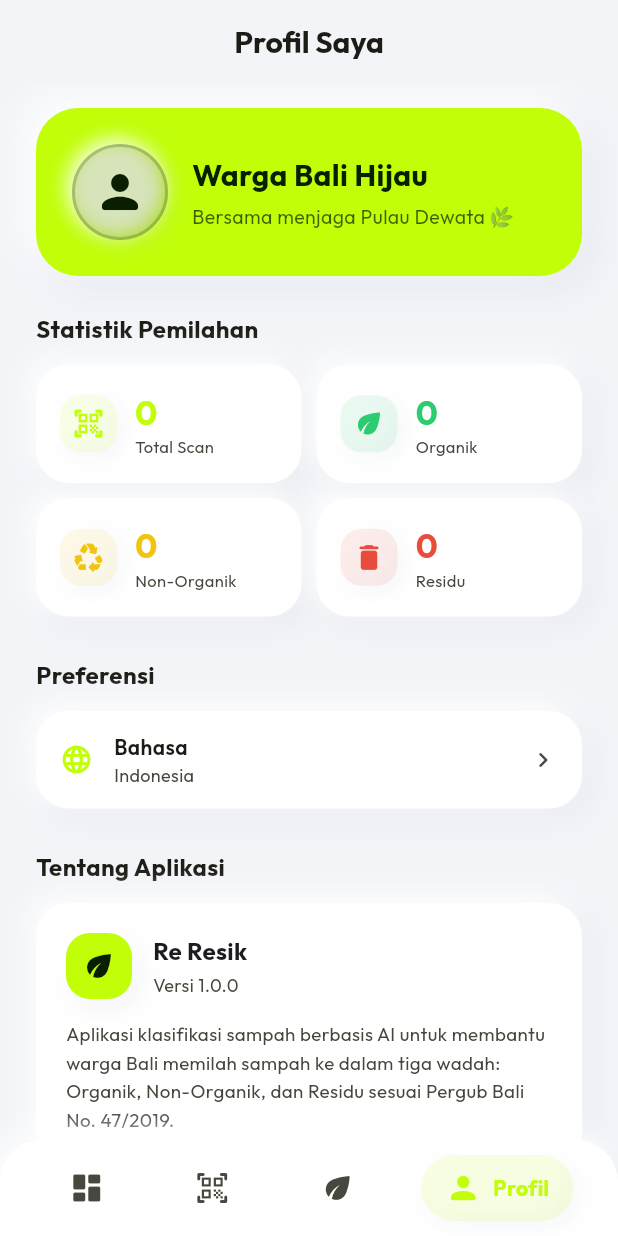
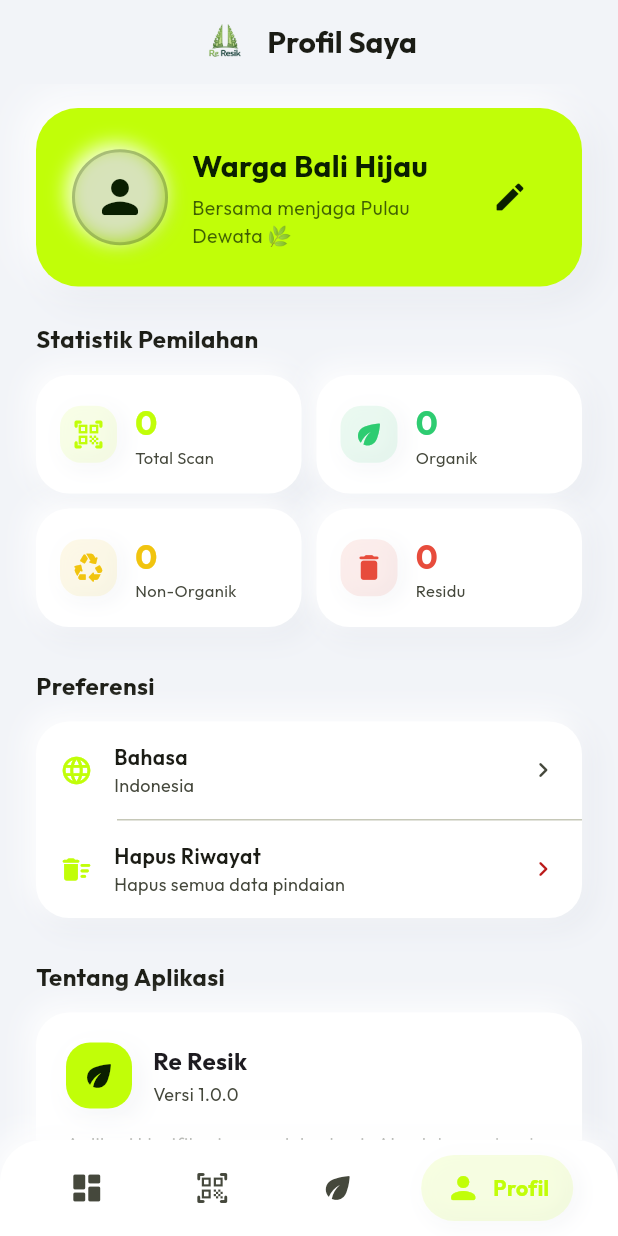
Before and after one commit to Maniak-Jeemka/garbage-classifier-app, a Flutter app: the screen it shows after launch, item 4 of the bottom bar chosen, on a phone screen of 412 x 824 dp. Run offline on Flutter 3.47's test engine with Material 3 defaults, Android fonts, the phone set to English and light mode, and no system bars; our stand-ins replace flutter_dotenv, flutter_riverpod, google_fonts, google_generative_ai, image_picker, riverpod_annotation; generated files the repository leaves out were written again.

Commit message:
feat: implement core app UI components including navigation screens and custom app bar

```diff
--- a/lib/presentation/profile/profile_screen.dart
+++ b/lib/presentation/profile/profile_screen.dart
@@ -4,6 +4,7 @@ import 'package:google_fonts/google_fonts.dart';
 import '../../providers/history_provider.dart';
 import '../theme/app_theme.dart';
 import '../theme/clay_decoration.dart';
+import '../theme/custom_app_bar.dart';
 
 /// Displays user profile information, scan statistics,
 /// and app preferences.
@@ -16,15 +17,7 @@ class ProfileScreen extends ConsumerWidget {
     final theme = Theme.of(context);
 
     return Scaffold(
-      appBar: AppBar(
-        title: Text(
-          'Profil Saya',
-          style: GoogleFonts.outfit(
-            fontWeight: FontWeight.bold,
-            color: theme.colorScheme.onSurface,
-          ),
-        ),
-      ),
+      appBar: const CustomAppBar(title: 'Profil Saya'),
       body: SafeArea(
         child: SingleChildScrollView(
           padding: const EdgeInsets.symmetric(
@@ -122,6 +115,14 @@ class _ProfileHeader extends StatelessWidget {
                 ),
               ],
             ),
+          ),
+          IconButton(
+            icon: const Icon(Icons.edit_rounded, color: Color(0xFF0A1F00)),
+            onPressed: () {
+              ScaffoldMessenger.of(context).showSnackBar(
+                const SnackBar(content: Text('Fitur edit profil belum tersedia')),
+              );
+            },
           ),
         ],
       ),
@@ -290,11 +291,11 @@ class _StatCard extends StatelessWidget {
   }
 }
 
-class _PreferencesSection extends StatelessWidget {
+class _PreferencesSection extends ConsumerWidget {
   const _PreferencesSection();
 
   @override
-  Widget build(BuildContext context) {
+  Widget build(BuildContext context, WidgetRef ref) {
     final theme = Theme.of(context);
     final brightness = theme.brightness;
 
@@ -329,6 +330,48 @@ class _PreferencesSection extends StatelessWidget {
                       .colorScheme.onSurfaceVariant,
                   size: 20,
                 ),
+                onTap: () {
+                  ScaffoldMessenger.of(context).showSnackBar(
+                    const SnackBar(content: Text('Pengaturan bahasa belum tersedia')),
+                  );
+                },
+              ),
+              const Divider(height: 1, indent: 54),
+              _PreferenceItem(
+                icon: Icons.delete_sweep_rounded,
+                title: 'Hapus Riwayat',
+                subtitle: 'Hapus semua data pindaian',
+                trailing: Icon(
+                  Icons.chevron_right_rounded,
+                  color: theme
+                      .colorScheme.error,
+                  size: 20,
+                ),
+                onTap: () {
+                  showDialog(
+                    context: context,
+                    builder: (context) => AlertDialog(
+                      title: const Text('Hapus Riwayat'),
+                      content: const Text('Anda yakin ingin menghapus semua riwayat klasifikasi?'),
+                      actions: [
+                        TextButton(
+                          onPressed: () => Navigator.pop(context),
+                          child: const Text('Batal'),
+                        ),
+                        TextButton(
+                          onPressed: () {
+                            ref.read(historyProvider.notifier).clearHistory();
+                            Navigator.pop(context);
+                            ScaffoldMessenger.of(context).showSnackBar(
+                              const SnackBar(content: Text('Riwayat berhasil dihapus')),
+                            );
+                          },
+                          child: const Text('Hapus'),
+                        ),
+                      ],
+                    ),
+                  );
+                },
               ),
             ],
           ),
@@ -343,19 +386,23 @@ class _PreferenceItem extends StatelessWidget {
   final String title;
   final String subtitle;
   final Widget trailing;
+  final VoidCallback onTap;
 
   const _PreferenceItem({
     required this.icon,
     required this.title,
     required this.subtitle,
     required this.trailing,
+    required this.onTap,
   });
 
   @override
   Widget build(BuildContext context) {
     final theme = Theme.of(context);
 
-    return Padding(
+    return InkWell(
+      onTap: onTap,
+      child: Padding(
         padding: const EdgeInsets.symmetric(
           horizontal: 16,
           vertical: 14,
@@ -395,6 +442,7 @@ class _PreferenceItem extends StatelessWidget {
           ),
           trailing,
         ],
+      ),
       ),
     );
   }
--- /dev/null
+++ b/lib/presentation/theme/custom_app_bar.dart
@@ -0,0 +1,44 @@
+import 'package:flutter/material.dart';
+import 'package:google_fonts/google_fonts.dart';
+
+/// A unified custom app bar that displays the app logo and screen title.
+class CustomAppBar extends StatelessWidget implements PreferredSizeWidget {
+  final String title;
+  final List<Widget>? actions;
+
+  const CustomAppBar({
+    super.key,
+    required this.title,
+    this.actions,
+  });
+
+  @override
+  Widget build(BuildContext context) {
+    final theme = Theme.of(context);
+    return AppBar(
+      title: Row(
+        mainAxisSize: MainAxisSize.min, // Allows centerTitle to work properly
+        children: [
+          Image.asset(
+            'assets/icon/icon.png',
+            height: 32,
+            errorBuilder: (context, error, stackTrace) =>
+                Icon(Icons.eco_rounded, color: theme.colorScheme.primary),
+          ),
+          const SizedBox(width: 12),
+          Text(
+            title,
+            style: GoogleFonts.outfit(
+              fontWeight: FontWeight.bold,
+              color: theme.colorScheme.onSurface,
+            ),
+          ),
+        ],
+      ),
+      actions: actions,
+    );
+  }
+
+  @override
+  Size get preferredSize => const Size.fromHeight(kToolbarHeight);
+}
--- a/pubspec.yaml
+++ b/pubspec.yaml
@@ -79,6 +79,7 @@ flutter:
   uses-material-design: true
   assets:
     - .env
+    - assets/icon/
 
   # To add assets to your application, add an assets section, like this:
   # assets:
```
Also changed, not shown: lib/presentation/guide/guide_screen.dart (+2 -9 lines), lib/presentation/history/history_screen.dart (+5 -10 lines), lib/presentation/home/home_screen.dart (+6 -22 lines), assets/icon/icon.png. Lines whose indentation alone changed are shown as unchanged.
